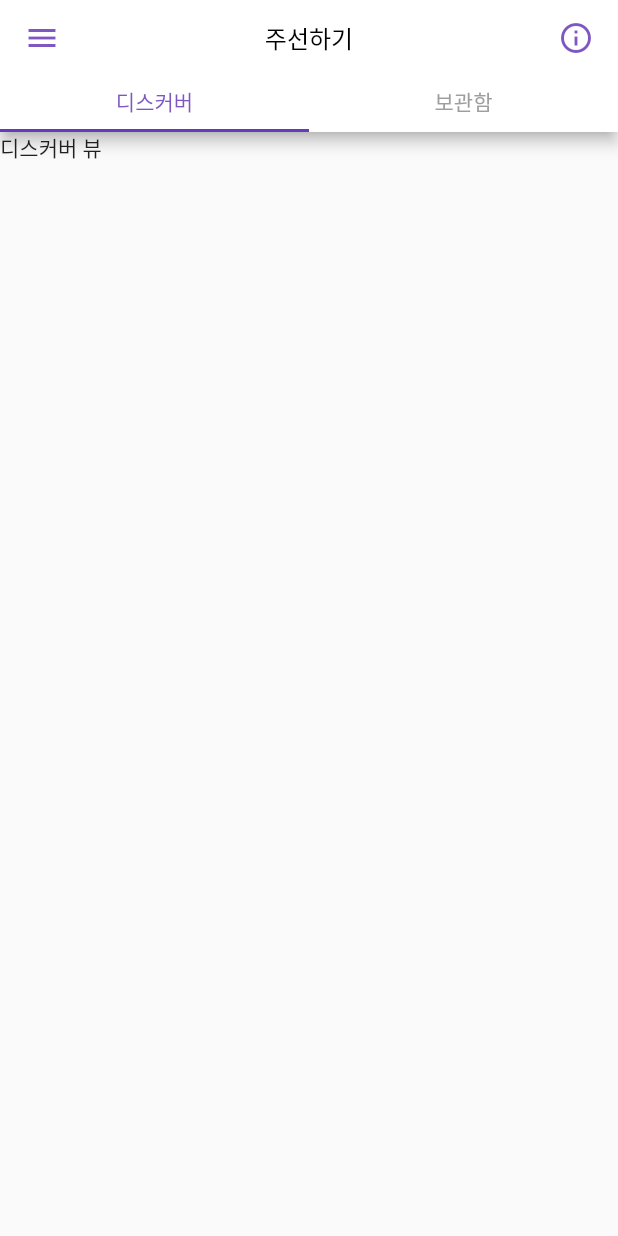
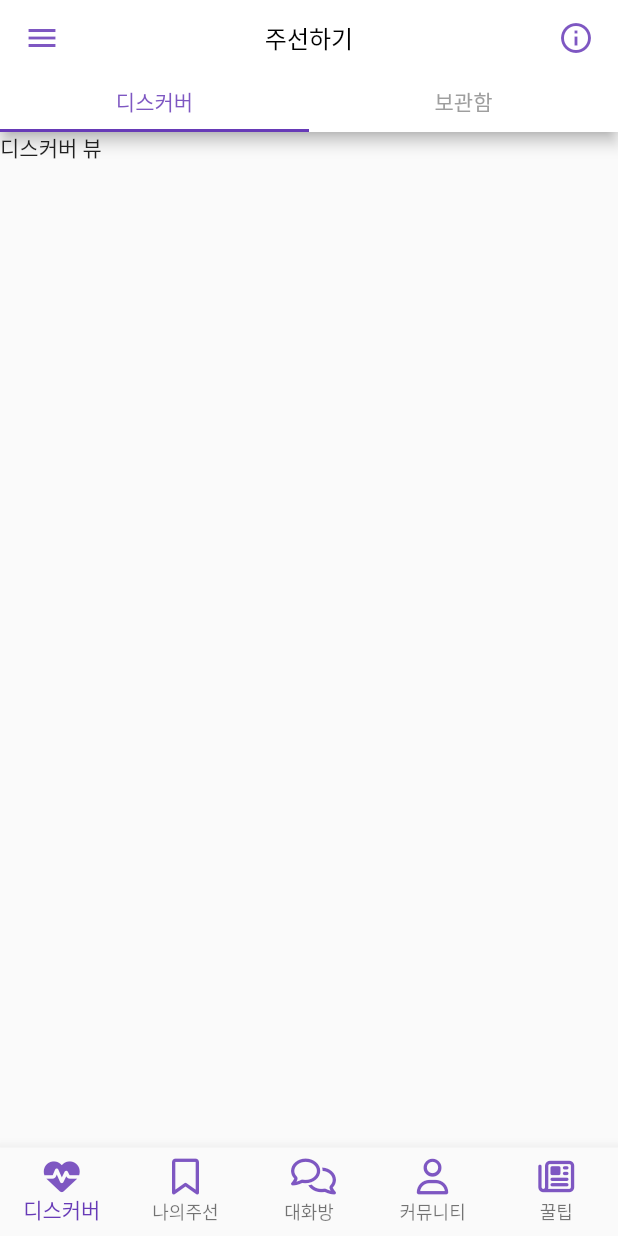
Before and after one commit to wurikiji/vanilla-bridge-copy, a Flutter app: the screen it shows after launch, on a phone screen of 412 x 824 dp. Run offline on Flutter 3.47's test engine with Material 2 defaults, Android fonts, the phone set to English and light mode, and no system bars; our stand-ins replace font_awesome_flutter.

Commit message:
Create subfiles and add app main with bottom nav bar

```diff
--- a/lib/main.dart
+++ b/lib/main.dart
@@ -1,5 +1,8 @@
 import 'package:flutter/material.dart';
-import 'package:vanilla_bridge_copy/screens/discover_main.dart';
+import 'package:font_awesome_flutter/font_awesome_flutter.dart';
+
+import 'constants/colors.dart';
+import 'screens/discover_main.dart';
 
 void main() => runApp(MyApp());
 
@@ -22,14 +25,74 @@ class MyApp extends StatelessWidget {
         // is not restarted.
         primarySwatch: Colors.deepPurple,
       ),
-      home: DiscoverMain(),
+      home: AppMain(),
     );
   }
 }
 
-class AppMain extends StatelessWidget {
+class AppMain extends StatefulWidget {
+  @override
+  AppMainState createState() {
+    return new AppMainState();
+  }
+}
+
+class AppMainState extends State<AppMain> {
+  int navigationIndex = 0;
   @override
   Widget build(BuildContext context) {
-    return Scaffold();
+    return Scaffold(
+      bottomNavigationBar: BottomNavigationBar(
+        items: <BottomNavigationBarItem>[
+          _buildNavBarItem(
+            FontAwesomeIcons.heart,
+            "디스커버",
+            active: FontAwesomeIcons.heartbeat,
+          ),
+          _buildNavBarItem(
+            FontAwesomeIcons.bookmark,
+            "나의주선",
+            active: FontAwesomeIcons.solidBookmark,
+          ),
+          _buildNavBarItem(
+            FontAwesomeIcons.comments,
+            "대화방",
+            active: FontAwesomeIcons.solidComments,
+          ),
+          _buildNavBarItem(
+            FontAwesomeIcons.user,
+            "커뮤니티",
+            active: FontAwesomeIcons.users,
+          ),
+          _buildNavBarItem(
+            FontAwesomeIcons.newspaper,
+            "꿀팁",
+            active: FontAwesomeIcons.bookOpen,
+          ),
+        ],
+        currentIndex: navigationIndex,
+        onTap: (idx) => setState(() => navigationIndex = idx),
+        type: BottomNavigationBarType.fixed,
+      ),
+      body: VanillaDiscoverMain(),
+    );
+  }
+
+  BottomNavigationBarItem _buildNavBarItem(IconData icon, String title,
+      {IconData active}) {
+    return BottomNavigationBarItem(
+      icon: Icon(
+        icon,
+        color: VanillaMainColor,
+      ),
+      title: Text(
+        title,
+        style: TextStyle(color: VanillaMainColor),
+      ),
+      activeIcon: Icon(
+        active ?? icon,
+        color: VanillaMainColor,
+      ),
+    );
   }
 }
--- a/lib/screens/discover_main.dart
+++ b/lib/screens/discover_main.dart
@@ -1,18 +1,17 @@
 import 'package:flutter/material.dart';
+import 'package:vanilla_bridge_copy/constants/colors.dart';
 
 import 'common/vanilla_drawer.dart';
-import 'package:vanilla_bridge_copy/constants/colors.dart';
 
-class DiscoverMain extends StatefulWidget
-{
+class VanillaDiscoverMain extends StatefulWidget {
   @override
-  DiscoverMainState createState() {
-    return new DiscoverMainState();
+  VanillaDiscoverMainState createState() {
+    return new VanillaDiscoverMainState();
   }
 }
 
-class DiscoverMainState extends State<DiscoverMain>
-  with TickerProviderStateMixin<DiscoverMain>{
+class VanillaDiscoverMainState extends State<VanillaDiscoverMain>
+    with TickerProviderStateMixin<VanillaDiscoverMain> {
   TabController _tabController;
 
   @override
@@ -24,7 +23,6 @@ class DiscoverMainState extends State<DiscoverMain>
   @override
   Widget build(BuildContext context) {
     return Scaffold(
-
       drawer: VanillaDrawer(),
       appBar: AppBar(
         brightness: Brightness.light,
@@ -48,7 +46,10 @@ class DiscoverMainState extends State<DiscoverMain>
           ),
           preferredSize: Size.fromHeight(32.0),
         ),
-        title: Text("주선하기", style: TextStyle(color: Colors.black, fontSize: 16.0)),
+        title: Text(
+          "주선하기",
+          style: TextStyle(color: Colors.black, fontSize: 16.0),
+        ),
         leading: Builder(builder: (context) {
           return IconButton(
             icon: Icon(Icons.menu, color: VanillaMainColor),
@@ -66,8 +67,8 @@ class DiscoverMainState extends State<DiscoverMain>
       ),
       body: TabBarView(
         children: <Widget>[
-          DiscoverView(),
-          HistoryBoxView(),
+          VanillaDiscoverView(),
+          VanillaHistoryBoxView(),
         ],
         controller: _tabController,
       ),
@@ -75,7 +76,7 @@ class DiscoverMainState extends State<DiscoverMain>
   }
 }
 
-class DiscoverView extends StatelessWidget {
+class VanillaDiscoverView extends StatelessWidget {
   @override
   Widget build(BuildContext context) {
     return Container(
@@ -84,7 +85,8 @@ class DiscoverView extends StatelessWidget {
     );
   }
 }
-class HistoryBoxView extends StatelessWidget {
+
+class VanillaHistoryBoxView extends StatelessWidget {
   @override
   Widget build(BuildContext context) {
     return Container(
--- a/pubspec.yaml
+++ b/pubspec.yaml
@@ -19,6 +19,7 @@ dependencies:
   # The following adds the Cupertino Icons font to your application.
   # Use with the CupertinoIcons class for iOS style icons.
   cupertino_icons: ^0.1.2
+  font_awesome_flutter:
 
 dev_dependencies:
   flutter_test:
```
Also changed, not shown: lib/screens/arrange_main.dart (added), lib/screens/chatroom_main.dart (added), lib/screens/community_main.dart (added). Lines whose indentation alone changed are shown as unchanged.
